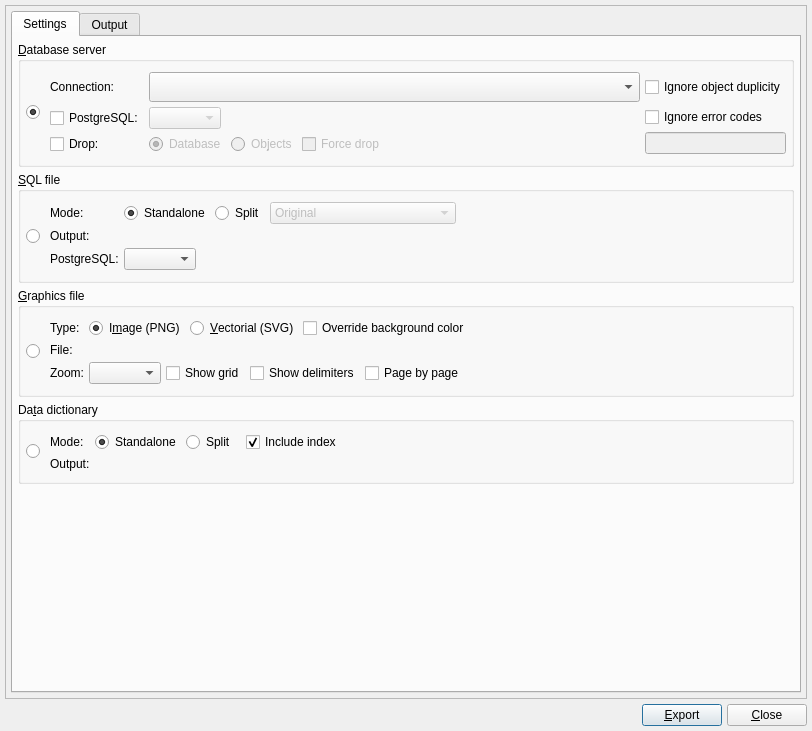
This is libs/libgui/ui/tools/modelexportform.ui in pgmodeler/pgmodeler as Qt 5 draws it before an edit. The edited form follows.
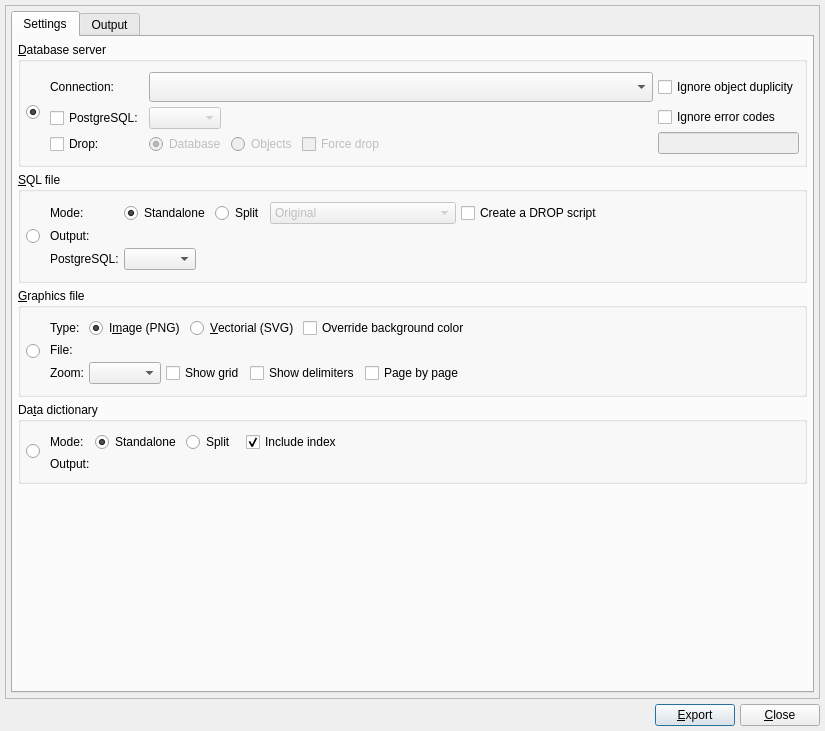
This is the edited form. Icons and pictures are not drawn.

```diff
--- a/libs/libgui/ui/tools/modelexportform.ui
+++ b/libs/libgui/ui/tools/modelexportform.ui
@@ -9,7 +9,7 @@
    <rect>
     <x>0</x>
     <y>0</y>
-    <width>812</width>
+    <width>825</width>
     <height>731</height>
    </rect>
   </property>
@@ -747,17 +747,17 @@
                    </widget>
                   </item>
                   <item>
-                   <spacer name="horizontalSpacer_8">
-                    <property name="orientation">
-                     <enum>Qt::Horizontal</enum>
+                   <widget class="QCheckBox" name="gen_drop_file_chk">
+                    <property name="sizePolicy">
+                     <sizepolicy hsizetype="Expanding" vsizetype="Fixed">
+                      <horstretch>0</horstretch>
+                      <verstretch>0</verstretch>
+                     </sizepolicy>
                     </property>
-                    <property name="sizeHint" stdset="0">
-                     <size>
-                      <width>158</width>
-                      <height>20</height>
-                     </size>
+                    <property name="text">
+                     <string>Create a DROP script</string>
                     </property>
-                   </spacer>
+                   </widget>
                   </item>
                  </layout>
                 </item>
```
Left out of the diff: 5 changed lines with no effect on the pictures.
